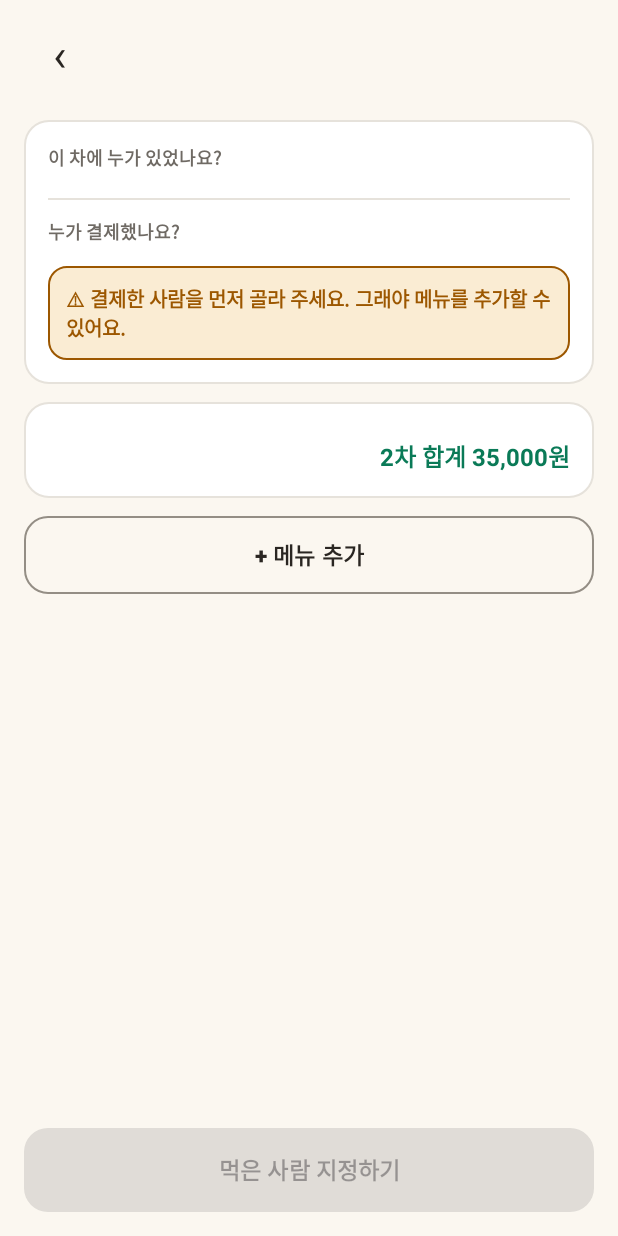
After one commit to HoPhuKhang/Split, an Android app: the layout activity_rounds.xml on its own in the app's theme, with its tools: preview values and no code run, on a phone screen of 412 x 824 dp. The commit adds this screen. Run offline under Robolectric (Android 15) with nearby library versions, the phone set to English and light mode, and no system bars.

Commit message:
style: 메뉴별 정산 화면 (activity_rounds)

```diff
--- a/app/src/main/res/layout/activity_equal.xml
+++ b/app/src/main/res/layout/activity_equal.xml
@@ -1,5 +1,4 @@
 <?xml version="1.0" encoding="utf-8"?>
-<!-- Màn 3a: chia đều. Tổng tiền -> người trả (bắt buộc) -> bàn phím số -> nút kết quả. -->
 <LinearLayout xmlns:android="http://schemas.android.com/apk/res/android"
     xmlns:tools="http://schemas.android.com/tools"
     android:id="@+id/root"
@@ -68,7 +67,6 @@
         android:layout_height="0dp"
         android:layout_weight="1" />
 
-    <!-- 12 phím được tạo bằng code trong Numpad.build() -->
     <GridLayout
         android:id="@+id/numpad"
         android:layout_width="match_parent"
--- /dev/null
+++ b/app/src/main/res/layout/activity_rounds.xml
@@ -0,0 +1,131 @@
+<?xml version="1.0" encoding="utf-8"?>
+<LinearLayout xmlns:android="http://schemas.android.com/apk/res/android"
+    xmlns:tools="http://schemas.android.com/tools"
+    android:id="@+id/root"
+    android:layout_width="match_parent"
+    android:layout_height="match_parent"
+    android:background="@color/paper"
+    android:orientation="vertical"
+    android:paddingStart="16dp"
+    android:paddingTop="8dp"
+    android:paddingEnd="16dp"
+    android:paddingBottom="16dp">
+
+    <include layout="@layout/view_top_bar" />
+
+    <HorizontalScrollView
+        android:layout_width="match_parent"
+        android:layout_height="wrap_content"
+        android:layout_marginTop="8dp"
+        android:scrollbars="none">
+
+        <LinearLayout
+            android:id="@+id/list_tabs"
+            android:layout_width="wrap_content"
+            android:layout_height="wrap_content"
+            android:orientation="horizontal" />
+    </HorizontalScrollView>
+
+    <ScrollView
+        android:layout_width="match_parent"
+        android:layout_height="0dp"
+        android:layout_weight="1"
+        android:layout_marginTop="8dp">
+
+        <LinearLayout
+            android:layout_width="match_parent"
+            android:layout_height="wrap_content"
+            android:orientation="vertical">
+
+            <LinearLayout
+                style="@style/Split.Card"
+                android:layout_width="match_parent"
+                android:layout_height="wrap_content"
+                android:orientation="vertical">
+
+                <TextView
+                    style="@style/Split.Label"
+                    android:layout_width="wrap_content"
+                    android:layout_height="wrap_content"
+                    android:text="이 차에 누가 있었나요?" />
+
+                <com.google.android.material.chip.ChipGroup
+                    android:id="@+id/chips_attendees"
+                    android:layout_width="match_parent"
+                    android:layout_height="wrap_content"
+                    android:layout_marginTop="6dp" />
+
+                <View
+                    android:layout_width="match_parent"
+                    android:layout_height="1dp"
+                    android:layout_marginTop="12dp"
+                    android:layout_marginBottom="12dp"
+                    android:background="@color/line" />
+
+                <TextView
+                    style="@style/Split.Label"
+                    android:layout_width="wrap_content"
+                    android:layout_height="wrap_content"
+                    android:text="누가 결제했나요?" />
+
+                <com.google.android.material.chip.ChipGroup
+                    android:id="@+id/chips_payer"
+                    android:layout_width="match_parent"
+                    android:layout_height="wrap_content"
+                    android:layout_marginTop="6dp" />
+
+                <TextView
+                    android:id="@+id/text_need"
+                    style="@style/Split.Warn"
+                    android:layout_width="match_parent"
+                    android:layout_height="wrap_content"
+                    android:layout_marginTop="8dp"
+                    android:text="⚠ 결제한 사람을 먼저 골라 주세요. 그래야 메뉴를 추가할 수 있어요."
+                    android:visibility="gone"
+                    tools:visibility="visible" />
+            </LinearLayout>
+
+            <LinearLayout
+                style="@style/Split.Card"
+                android:layout_width="match_parent"
+                android:layout_height="wrap_content"
+                android:layout_marginTop="12dp"
+                android:orientation="vertical">
+
+                <LinearLayout
+                    android:id="@+id/list_items"
+                    android:layout_width="match_parent"
+                    android:layout_height="wrap_content"
+                    android:orientation="vertical" />
+
+                <TextView
+                    android:id="@+id/text_round_total"
+                    android:layout_width="match_parent"
+                    android:layout_height="wrap_content"
+                    android:layout_marginTop="8dp"
+                    android:gravity="end"
+                    android:textColor="@color/mint_strong"
+                    android:textSize="16sp"
+                    android:textStyle="bold"
+                    tools:text="2차 합계 35,000원" />
+            </LinearLayout>
+
+            <Button
+                android:id="@+id/btn_add_item"
+                style="@style/Split.Button.Outline"
+                android:layout_width="match_parent"
+                android:layout_height="wrap_content"
+                android:layout_marginTop="12dp"
+                android:text="+ 메뉴 추가" />
+        </LinearLayout>
+    </ScrollView>
+
+    <Button
+        android:id="@+id/btn_assign"
+        android:layout_width="match_parent"
+        android:layout_height="wrap_content"
+        android:layout_marginTop="12dp"
+        android:enabled="false"
+        android:text="먹은 사람 지정하기" />
+
+</LinearLayout>
```
Also changed, not shown: app/src/main/res/layout/item_menu_row.xml (added, +54 -0 lines), app/src/main/res/layout/sheet_add_item.xml (added, +102 -0 lines).
